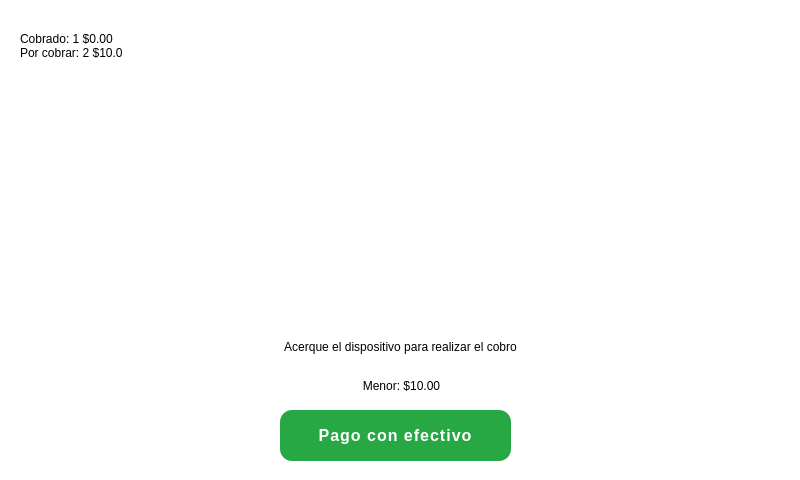
Above: ui/prepago.ui from ErnestoLomar/Urban_Urbano_Prep_Ep before the change. Below: the same form after it.
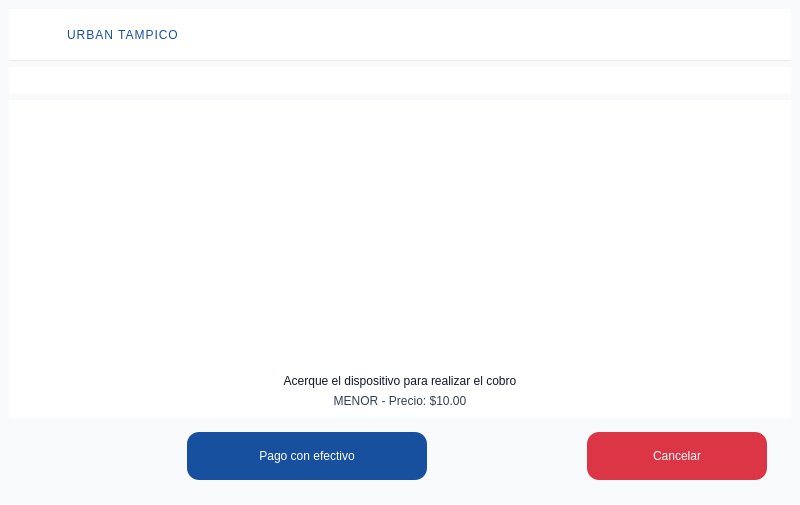
That is the form after the change. Icons and pictures are not drawn.

Diff of the .ui file:
```diff
--- a/ui/prepago.ui
+++ b/ui/prepago.ui
@@ -7,135 +7,288 @@
     <x>0</x>
     <y>0</y>
     <width>800</width>
-    <height>480</height>
+    <height>505</height>
    </rect>
   </property>
   <property name="windowTitle">
-   <string>MainWindow</string>
+   <string>Prepago</string>
+  </property>
+  <property name="styleSheet">
+   <string notr="true">background-color: rgb(255, 255, 255);</string>
   </property>
   <widget class="QWidget" name="centralwidget">
-   <widget class="QLabel" name="label">
-    <property name="geometry">
-     <rect>
-      <x>0</x>
-      <y>0</y>
-      <width>801</width>
-      <height>481</height>
-     </rect>
-    </property>
-    <property name="styleSheet">
-     <string notr="true">background-color: rgb(255, 255, 255);</string>
-    </property>
-    <property name="text">
-     <string/>
-    </property>
-   </widget>
-   <widget class="QLabel" name="label_icon">
-    <property name="geometry">
-     <rect>
-      <x>250</x>
-      <y>51</y>
-      <width>261</width>
-      <height>261</height>
-     </rect>
-    </property>
-    <property name="text">
-     <string/>
-    </property>
-    <property name="pixmap">
-     <pixmap>../Imagenes/sin-contacto (2).png</pixmap>
-    </property>
-    <property name="scaledContents">
-     <bool>true</bool>
-    </property>
-   </widget>
-   <widget class="QLabel" name="label_3">
-    <property name="geometry">
-     <rect>
-      <x>20</x>
-      <y>321</y>
-      <width>761</width>
-      <height>51</height>
-     </rect>
-    </property>
-    <property name="styleSheet">
-     <string notr="true">font: 75 16pt &quot;Roboto&quot;;</string>
-    </property>
-    <property name="text">
-     <string>Acerque el dispositivo para realizar el cobro</string>
-    </property>
-    <property name="alignment">
-     <set>Qt::AlignCenter</set>
-    </property>
-   </widget>
-   <widget class="QLabel" name="label_tipo">
-    <property name="geometry">
-     <rect>
-      <x>16</x>
-      <y>370</y>
-      <width>771</width>
-      <height>31</height>
-     </rect>
-    </property>
-    <property name="styleSheet">
-     <string notr="true">font: 75 16pt &quot;Roboto&quot;;</string>
-    </property>
-    <property name="text">
-     <string>Menor: $10.00</string>
-    </property>
-    <property name="alignment">
-     <set>Qt::AlignCenter</set>
-    </property>
-   </widget>
-   <widget class="QLabel" name="label_info">
-    <property name="geometry">
-     <rect>
-      <x>20</x>
-      <y>10</y>
-      <width>361</width>
-      <height>71</height>
-     </rect>
-    </property>
-    <property name="styleSheet">
-     <string notr="true">font: 75 16pt &quot;Roboto&quot;;</string>
-    </property>
-    <property name="text">
-     <string>Cobrado: 1 $0.00
-Por cobrar: 2 $10.0</string>
-    </property>
-   </widget>
-   <widget class="QPushButton" name="btn_pagar_con_efectivo">
-    <property name="geometry">
-     <rect>
-      <x>280</x>
-      <y>410</y>
-      <width>231</width>
-      <height>51</height>
-     </rect>
-    </property>
-    <property name="styleSheet">
-     <string notr="true">QPushButton {
-        background-color: #28a745;  /* Verde tipo éxito */
-        color: white;
-        border: none;
-        border-radius: 12px;
-        padding: 12px 24px;
-        font-size: 16px;
-        font-weight: bold;
-        letter-spacing: 1px;
-    }
-    QPushButton:hover {
-        background-color: #218838;
-    }
-    QPushButton:pressed {
-        background-color: #1e7e34;
-    }
-</string>
-    </property>
-    <property name="text">
-     <string>Pago con efectivo</string>
-    </property>
-   </widget>
+   <property name="styleSheet">
+    <string notr="true">
+     QWidget#centralwidget { background: #F8FAFC; } /* slate-50 */
+     QLabel#titleHeader { color: #1850A0; font: 700 18pt &quot;Roboto&quot;; letter-spacing: 1px; }
+     QLabel#label_3 { font: 600 18pt &quot;Roboto&quot;; color: #0f172a; }         /* instrucción */
+     QLabel#label_tipo { font: 600 16pt &quot;Roboto&quot;; color: #334155; }       /* MENOR - Precio */
+     QLabel#label_info { font: 600 12pt &quot;Roboto&quot;; color: #334155; }
+     QFrame#header { background: #FFFFFF; border-bottom: 1px solid rgba(0,0,0,0.08); }
+     QPushButton#btn_pagar_con_efectivo {
+       background: #1850A0; color: #FFFFFF; border-radius: 12px; padding: 12px 24px;
+       font: 700 16pt &quot;Roboto&quot;;
+     }
+     QPushButton#btn_pagar_con_efectivo:hover { background: #104898; }
+     QPushButton#btn_pagar_con_efectivo:pressed { background: #0C3E85; }
+     QPushButton#btn_cancelar {
+       background: #dc3545; color: white; border-radius: 12px; padding: 12px 24px;
+       font: 700 16pt &quot;Roboto&quot;;
+     }
+     QPushButton#btn_cancelar:hover { background: #c82333; }
+     QPushButton#btn_cancelar:pressed { background: #bd2130; }
+    </string>
+   </property>
+   <layout class="QVBoxLayout" name="verticalLayout_root">
+    <item>
+     <widget class="QFrame" name="header">
+      <property name="frameShape">
+       <enum>QFrame::NoFrame</enum>
+      </property>
+      <layout class="QHBoxLayout" name="horizontalLayout_header">
+       <property name="leftMargin">
+        <number>16</number>
+       </property>
+       <property name="topMargin">
+        <number>8</number>
+       </property>
+       <property name="rightMargin">
+        <number>16</number>
+       </property>
+       <property name="bottomMargin">
+        <number>8</number>
+       </property>
+       <item>
+        <widget class="QLabel" name="logo">
+         <property name="minimumSize">
+          <size>
+           <width>36</width>
+           <height>36</height>
+          </size>
+         </property>
+         <property name="maximumSize">
+          <size>
+           <width>36</width>
+           <height>36</height>
+          </size>
+         </property>
+         <property name="pixmap">
+          <pixmap>../../../../../../../home/pi/Urban_Urbano/Imagenes/logo_urban.png</pixmap>
+         </property>
+         <property name="scaledContents">
+          <bool>true</bool>
+         </property>
+        </widget>
+       </item>
+       <item>
+        <widget class="QLabel" name="titleHeader">
+         <property name="text">
+          <string>URBAN TAMPICO</string>
+         </property>
+        </widget>
+       </item>
+       <item>
+        <spacer name="header_spacer">
+         <property name="orientation">
+          <enum>Qt::Horizontal</enum>
+         </property>
+         <property name="sizeType">
+          <enum>QSizePolicy::Expanding</enum>
+         </property>
+         <property name="sizeHint" stdset="0">
+          <size>
+           <width>40</width>
+           <height>20</height>
+          </size>
+         </property>
+        </spacer>
+       </item>
+      </layout>
+     </widget>
+    </item>
+    <item>
+     <widget class="QLabel" name="label_info">
+      <property name="text">
+       <string/>
+      </property>
+     </widget>
+    </item>
+    <item>
+     <widget class="QFrame" name="content">
+      <property name="frameShape">
+       <enum>QFrame::NoFrame</enum>
+      </property>
+      <layout class="QVBoxLayout" name="verticalLayout_content">
+       <property name="leftMargin">
+        <number>20</number>
+       </property>
+       <property name="topMargin">
+        <number>10</number>
+       </property>
+       <property name="rightMargin">
+        <number>20</number>
+       </property>
+       <property name="bottomMargin">
+        <number>10</number>
+       </property>
+       <item>
+        <widget class="QWidget" name="horizontalWidget" native="true">
+         <property name="enabled">
+          <bool>true</bool>
+         </property>
+         <property name="minimumSize">
+          <size>
+           <width>0</width>
+           <height>10</height>
+          </size>
+         </property>
+         <layout class="QHBoxLayout" name="horizontalLayout">
+          <item>
+           <spacer name="horizontalSpacer">
+            <property name="orientation">
+             <enum>Qt::Horizontal</enum>
+            </property>
+            <property name="sizeHint" stdset="0">
+             <size>
+              <width>40</width>
+              <height>20</height>
+             </size>
+            </property>
+           </spacer>
+          </item>
+          <item>
+           <widget class="QLabel" name="label_icon">
+            <property name="minimumSize">
+             <size>
+              <width>240</width>
+              <height>240</height>
+             </size>
+            </property>
+            <property name="maximumSize">
+             <size>
+              <width>260</width>
+              <height>260</height>
+             </size>
+            </property>
+            <property name="pixmap">
+             <pixmap>../../../../../../../home/pi/Urban_Urbano/Imagenes/sin-contacto.png</pixmap>
+            </property>
+            <property name="scaledContents">
+             <bool>true</bool>
+            </property>
+            <property name="alignment">
+             <set>Qt::AlignCenter</set>
+            </property>
+           </widget>
+          </item>
+          <item>
+           <spacer name="horizontalSpacer_2">
+            <property name="orientation">
+             <enum>Qt::Horizontal</enum>
+            </property>
+            <property name="sizeHint" stdset="0">
+             <size>
+              <width>40</width>
+              <height>20</height>
+             </size>
+            </property>
+           </spacer>
+          </item>
+         </layout>
+        </widget>
+       </item>
+       <item>
+        <widget class="QLabel" name="label_3">
+         <property name="text">
+          <string>Acerque el dispositivo para realizar el cobro</string>
+         </property>
+         <property name="alignment">
+          <set>Qt::AlignCenter</set>
+         </property>
+        </widget>
+       </item>
+       <item>
+        <widget class="QLabel" name="label_tipo">
+         <property name="text">
+          <string>MENOR - Precio: $10.00</string>
+         </property>
+         <property name="alignment">
+          <set>Qt::AlignCenter</set>
+         </property>
+        </widget>
+       </item>
+      </layout>
+     </widget>
+    </item>
+    <item>
+     <layout class="QHBoxLayout" name="horizontalLayout_buttons">
+      <property name="leftMargin">
+       <number>24</number>
+      </property>
+      <property name="topMargin">
+       <number>8</number>
+      </property>
+      <property name="rightMargin">
+       <number>24</number>
+      </property>
+      <property name="bottomMargin">
+       <number>16</number>
+      </property>
+      <item>
+       <spacer name="spacer1">
+        <property name="orientation">
+         <enum>Qt::Horizontal</enum>
+        </property>
+        <property name="sizeHint" stdset="0">
+         <size>
+          <width>40</width>
+          <height>20</height>
+         </size>
+        </property>
+       </spacer>
+      </item>
+      <item>
+       <widget class="QPushButton" name="btn_pagar_con_efectivo">
+        <property name="minimumSize">
+         <size>
+          <width>240</width>
+          <height>48</height>
+         </size>
+        </property>
+        <property name="text">
+         <string>Pago con efectivo</string>
+        </property>
+       </widget>
+      </item>
+      <item>
+       <spacer name="spacer2">
+        <property name="orientation">
+         <enum>Qt::Horizontal</enum>
+        </property>
+        <property name="sizeHint" stdset="0">
+         <size>
+          <width>40</width>
+          <height>20</height>
+         </size>
+        </property>
+       </spacer>
+      </item>
+      <item>
+       <widget class="QPushButton" name="btn_cancelar">
+        <property name="minimumSize">
+         <size>
+          <width>180</width>
+          <height>48</height>
+         </size>
+        </property>
+        <property name="text">
+         <string>Cancelar</string>
+        </property>
+       </widget>
+      </item>
+     </layout>
+    </item>
+   </layout>
   </widget>
  </widget>
  <resources/>
```
